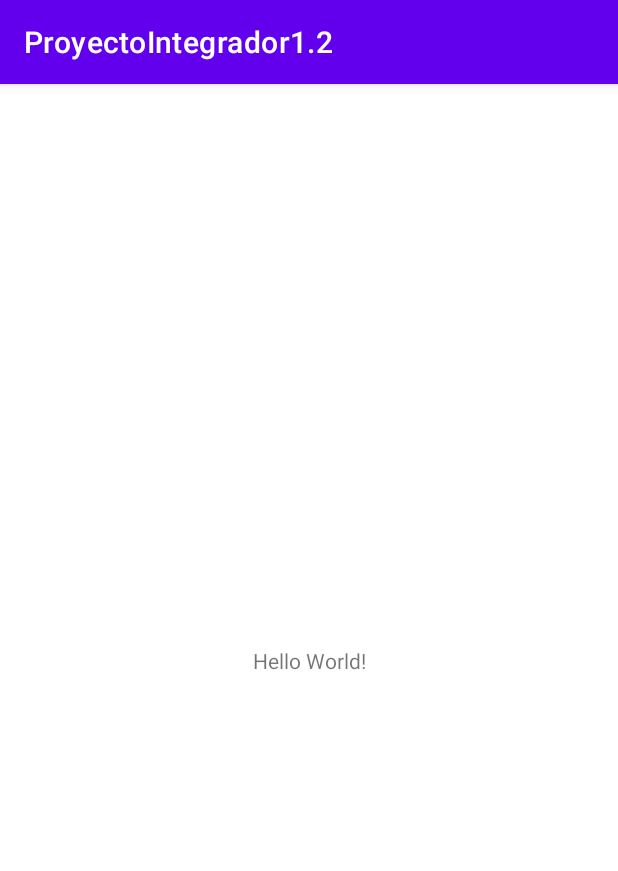
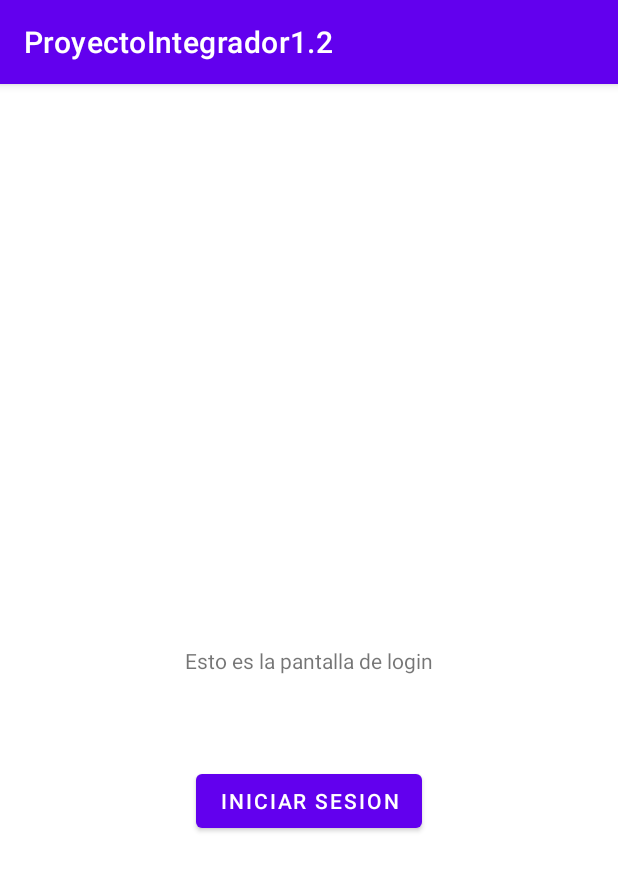
Before and after one commit to GastonUANL/ProyectoIntegrador_1.2, an Android app: the screen it shows after launch (MainActivity), on a phone screen of 412 x 824 dp. Shown: the top 871 px of the screen. Run offline under Robolectric (Android 15) with nearby library versions, the phone set to English and light mode, and no system bars.

Commit message:
Pantalla de Login
Login

```diff
--- a/ProyectoIntegrador1.2/app/src/main/res/layout/activity_main.xml
+++ b/ProyectoIntegrador1.2/app/src/main/res/layout/activity_main.xml
@@ -7,12 +7,23 @@
     tools:context=".MainActivity">
 
     <TextView
+        android:id="@+id/textView"
         android:layout_width="wrap_content"
         android:layout_height="wrap_content"
-        android:text="Hello World!"
+        android:text="Esto es la pantalla de login"
         app:layout_constraintBottom_toBottomOf="parent"
         app:layout_constraintLeft_toLeftOf="parent"
         app:layout_constraintRight_toRightOf="parent"
         app:layout_constraintTop_toTopOf="parent" />
 
+    <Button
+        android:id="@+id/button"
+        android:layout_width="wrap_content"
+        android:layout_height="wrap_content"
+        android:layout_marginTop="60dp"
+        android:text="Iniciar Sesion"
+        app:layout_constraintEnd_toEndOf="parent"
+        app:layout_constraintStart_toStartOf="parent"
+        app:layout_constraintTop_toBottomOf="@+id/textView" />
+
 </androidx.constraintlayout.widget.ConstraintLayout>
```
